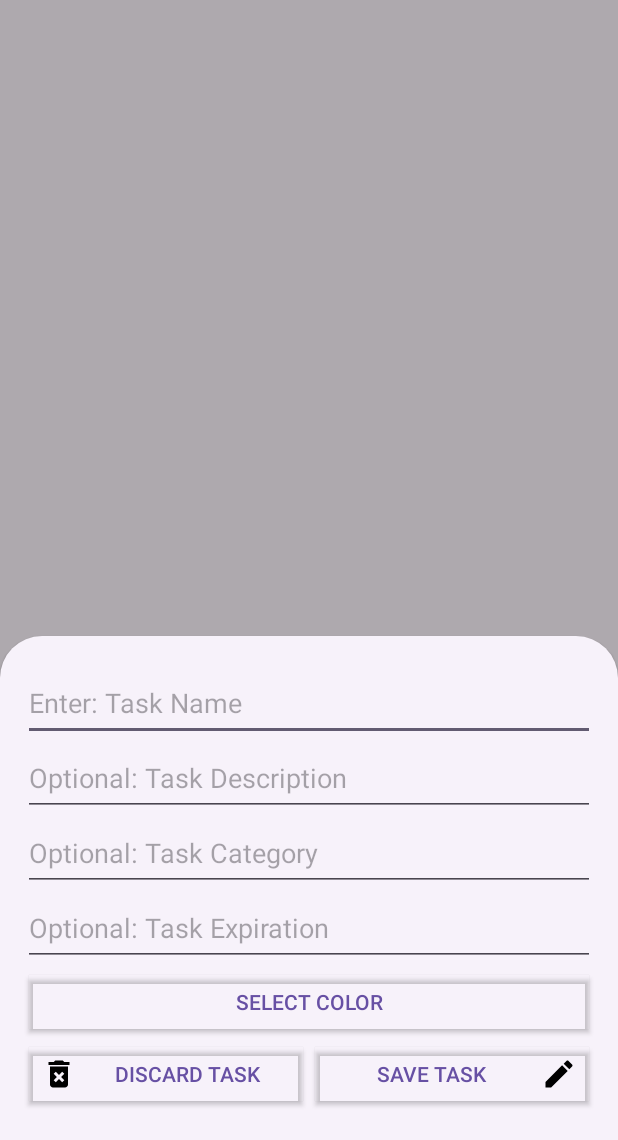
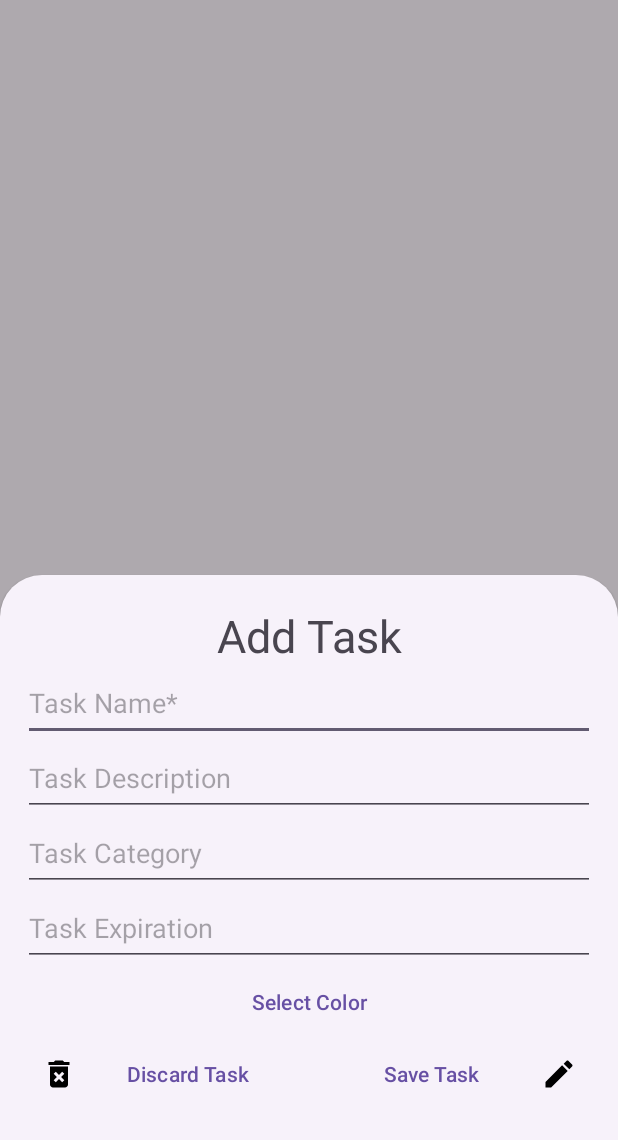
Before and after one commit to jagernet-ops/fast-task, an Android app: the screen it shows after launch (MainActivity), after a tap on "Add Task", on a phone screen of 412 x 824 dp, the part 96-1236 px from its top. Run offline under Robolectric (Android 15) with nearby library versions, the phone set to English and light mode, and no system bars; libraries missing offline, so code that uses them is left out: com.github.dhaval2404.colorpicker.

Commit message:
renamed completion column in db, began creation of TaskRecyclerSwipe for handling CardView swipe events and fixed UI bug for categories

```diff
--- a/app/src/main/java/com/jager/fasttask/Adapter/ToDoAdapter.java
+++ b/app/src/main/java/com/jager/fasttask/Adapter/ToDoAdapter.java
@@ -49,7 +49,7 @@ public class ToDoAdapter extends RecyclerView.Adapter<ToDoAdapter.ViewHolder> {
         holder.categoryFlag.setColorFilter(Color.parseColor(task.getColor()));
         holder.checkBox.setText(task.getTaskName());
         holder.checkBox.setPaintFlags(task.getIsComplete() ? holder.checkBox.getPaintFlags() | Paint.STRIKE_THRU_TEXT_FLAG : holder.checkBox.getPaintFlags() & (~Paint.STRIKE_THRU_TEXT_FLAG));
-        holder.categoryName.setText(task.getTaskDescription());
+        holder.categoryName.setText(task.getCategory());
         holder.categoryName.setPaintFlags(task.getIsComplete() ? holder.checkBox.getPaintFlags() | Paint.STRIKE_THRU_TEXT_FLAG : holder.checkBox.getPaintFlags() & (~Paint.STRIKE_THRU_TEXT_FLAG));
         holder.checkBox.setChecked(task.getIsComplete());
         holder.taskDescription.setText(task.getTaskDescription());
--- a/app/src/main/java/com/jager/fasttask/Database/TaskListContract.java
+++ b/app/src/main/java/com/jager/fasttask/Database/TaskListContract.java
@@ -11,6 +11,6 @@ public class TaskListContract {
         public static final String COLUMN_NAME_COLOR = "color";
         public static final String COLUMN_NAME_EXPIRATION = "expirationDate";
         public static final String COLUMN_NAME_CREATION = "creationDate";
-        public static final String COLUMN_NAME_COMPLETION = "completionDate";
+        public static final String COLUMN_NAME_COMPLETION = "completed";
     }
 }
--- a/app/src/main/java/com/jager/fasttask/NewTaskFragment.java
+++ b/app/src/main/java/com/jager/fasttask/NewTaskFragment.java
@@ -109,6 +109,7 @@ public class NewTaskFragment extends BottomSheetDialogFragment {
         saveTask.setOnClickListener(new View.OnClickListener() {
             @Override
             public void onClick(View v) {
+                if(!taskName.getText().toString().equals("")){
                     if(finalUpdateTask){
                         String updatedName = taskName.getText().toString();
                         String updatedDescription = taskDescription.getText().toString();
@@ -124,6 +125,7 @@ public class NewTaskFragment extends BottomSheetDialogFragment {
                         Task newTask = new Task(newTaskName, newTaskDescription, new Date(), newTaskCategory);
                         newTask.setColor(taskColor);
                         databaseHelper.insertTask(newTask);
+                    }
                 }
                 dismiss();
             }
--- a/app/src/main/res/layout/new_task_gen.xml
+++ b/app/src/main/res/layout/new_task_gen.xml
@@ -2,15 +2,23 @@
 <RelativeLayout xmlns:android="http://schemas.android.com/apk/res/android"
     android:layout_width="match_parent"
     android:layout_height="match_parent">
+    <TextView
+        android:layout_width="match_parent"
+        android:layout_height="wrap_content"
+        android:layout_marginTop="20dp"
+        android:text="Add Task"
+        android:textSize="30dp"
+        android:gravity="center_horizontal"
+        android:id="@+id/addTask"/>
     <EditText
         android:layout_width="match_parent"
         android:layout_height="50dp"
+        android:layout_below="@+id/addTask"
         android:inputType="text"
-        android:layout_marginTop="20dp"
         android:layout_marginRight="15dp"
         android:layout_marginLeft="15dp"
         android:id="@+id/taskname"
-        android:hint="Enter: Task Name"/>
+        android:hint="Task Name*"/>
     <EditText
         android:layout_width="match_parent"
         android:layout_height="50dp"
@@ -19,7 +27,7 @@
         android:layout_marginLeft="15dp"
         android:id="@+id/taskdescription"
         android:layout_below="@+id/taskname"
-        android:hint="Optional: Task Description"/>
+        android:hint="Task Description"/>
     <EditText
         android:layout_width="match_parent"
         android:layout_height="50dp"
@@ -28,7 +36,7 @@
         android:id="@+id/taskcategory"
         android:inputType="text"
         android:layout_below="@+id/taskdescription"
-        android:hint="Optional: Task Category"/>
+        android:hint="Task Category"/>
     <EditText
         android:layout_width="match_parent"
         android:layout_height="50dp"
@@ -37,11 +45,11 @@
         android:id="@+id/taskexpiration"
         android:inputType="datetime"
         android:layout_below="@+id/taskcategory"
-        android:hint="Optional: Task Expiration"/>
+        android:hint="Task Expiration"/>
     <Button
         android:id="@+id/colorselectbutton"
-        style="@style/Widget.AppCompat.Button"
         android:layout_width="match_parent"
+        android:theme="@style/Button.Black"
         android:layout_marginRight="15dp"
         android:layout_marginLeft="15dp"
         android:layout_height="wrap_content"
@@ -57,7 +65,7 @@
         <Button
             android:layout_width="match_parent"
             android:layout_height="wrap_content"
-            style="@style/Widget.AppCompat.Button"
+            android:theme="@style/Button.Black"
             android:layout_weight="1"
             android:text="Discard Task"
             android:drawableLeft="@drawable/baseline_delete_forever_24"
@@ -65,7 +73,7 @@
         <Button
             android:layout_width="match_parent"
             android:layout_height="wrap_content"
-            style="@style/Widget.AppCompat.Button"
+            android:theme="@style/Button.Black"
             android:text="Save Task"
             android:layout_weight="1"
             android:drawableRight="@drawable/baseline_create_24"
--- a/app/src/main/res/layout/task_layout.xml
+++ b/app/src/main/res/layout/task_layout.xml
@@ -65,7 +65,7 @@
             android:visibility="gone"
             android:background="@color/white">
             <TextView
-                android:layout_width="250dp"
+                android:layout_width="150dp"
                 android:layout_height="wrap_content"
                 android:id="@+id/taskcarddescription"
                 android:text="@string/loremIpsum"
--- /dev/null
+++ b/app/src/main/res/values/styles.xml
@@ -0,0 +1,6 @@
+<?xml version="1.0" encoding="utf-8"?>
+<resources>
+    <style name="Button.Black" parent="ThemeOverlay.AppCompat">
+        <item name="colorAccent">@android:color/black</item>
+    </style>
+</resources>
```
Also changed, not shown: app/src/main/java/com/jager/fasttask/TaskRecyclerSwipe.java (added, +38 -0 lines). Lines whose indentation alone changed are shown as unchanged.
